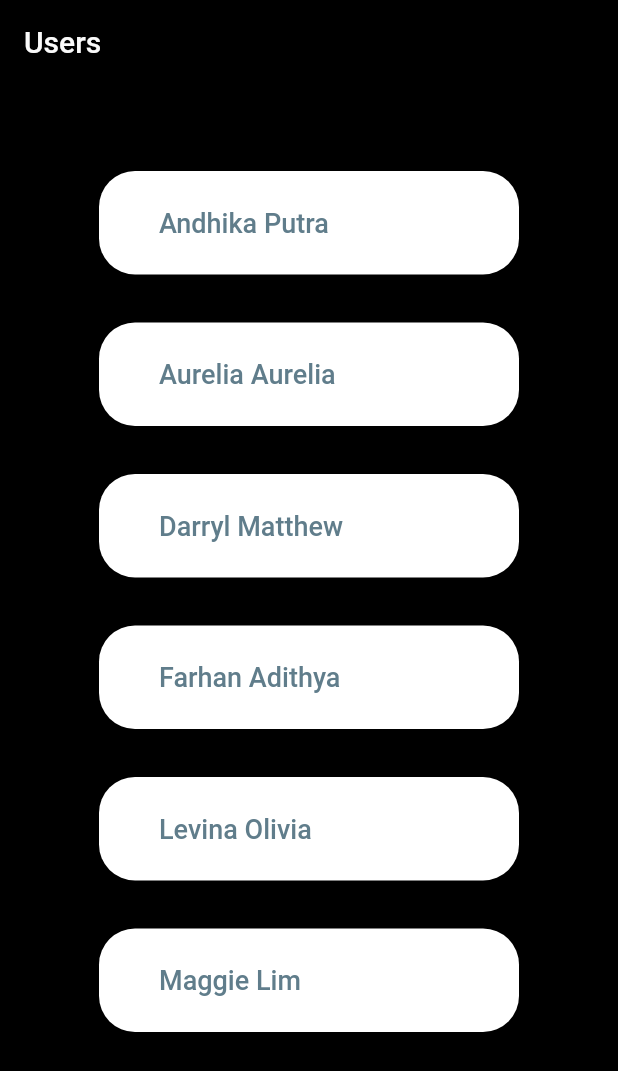
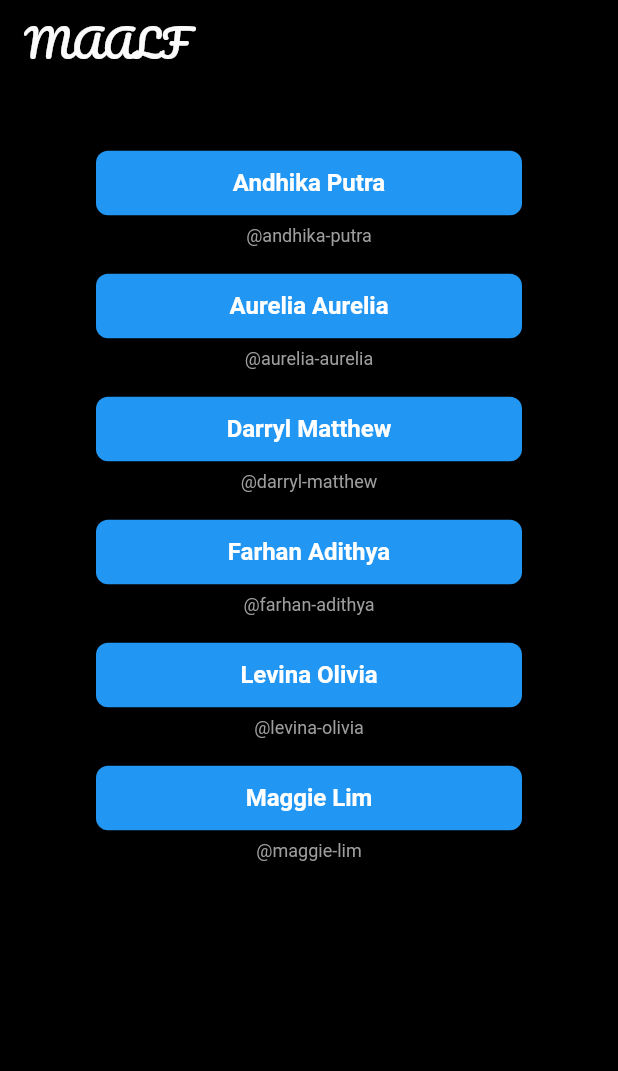
Before and after one commit to voulder/flutter_project, a Flutter app: the screen it shows after launch, on a phone screen of 412 x 824 dp. Shown: the top 1071 px of the screen. Run offline on Flutter 3.47's test engine with Material 2 defaults, Android fonts, the phone set to English and light mode, and no system bars; our stand-ins replace cached_network_image, google_fonts, image_picker, jiffy, transparent_image; missing offline and left inert: stream_feed_flutter_core.

Commit message:
ui update

```diff
--- a/lib/app/state/demo_users.dart
+++ b/lib/app/state/demo_users.dart
@@ -3,7 +3,7 @@ import 'package:stream_feed_flutter_core/stream_feed_flutter_core.dart';
 late StreamFeedClient serverClient;
 
 String? apiKey = 'dnr3fd6k83bt';
-String? apiSecret = 'f2w3w75k28y4dfmmtercm3dhwjt7nbfc48m9s65rurmn42uh6kce6u4ssyrcspfm';
+String? apiSecret = ''; //Secret API Key
 
 void generate() {
   print('\nCreating server client...\n');
--- a/lib/components/login/login_screen.dart
+++ b/lib/components/login/login_screen.dart
@@ -1,5 +1,5 @@
 import 'package:flutter/material.dart';
-
+import 'package:google_fonts/google_fonts.dart';
 import '../../app/app_barrel.dart';
 import '../home/home_barrel.dart';
 
@@ -15,9 +15,13 @@ class _LoginScreenState extends State<LoginScreen> {
   Widget build(BuildContext context) {
     final size = MediaQuery.of(context).size;
     return Scaffold(
-      appBar: AppBar(title: const Text('Users')),
+      appBar: AppBar(
+        title: Text('MAALF', style: GoogleFonts.pacifico(fontSize: 26)),
+        backgroundColor: Colors.black,
+        elevation: 0,
+      ),
       body: Padding(
-        padding: const EdgeInsets.symmetric(horizontal: 24.0),
+        padding: const EdgeInsets.symmetric(horizontal: 64.0),
         child: SizedBox(
           width: size.width,
           height: size.height,
@@ -28,17 +32,20 @@ class _LoginScreenState extends State<LoginScreen> {
                 const SizedBox(height: 42),
                 for (final user in DemoAppUser.values)
                   Padding(
-                    padding: const EdgeInsets.all(16.0),
-                    child: ElevatedButton(
+                    padding: const EdgeInsets.only(bottom: 16.0),
+                    child: Column(
+                      crossAxisAlignment: CrossAxisAlignment.stretch,
+                      children: [
+                        ElevatedButton(
                           style: ButtonStyle(
                             backgroundColor: MaterialStateColor.resolveWith(
-                            (states) => Colors.white),
+                                (states) => Colors.blue),
                             padding: MaterialStateProperty.all(
                               const EdgeInsets.symmetric(horizontal: 4.0),
                             ),
                             shape: MaterialStateProperty.all(
                               RoundedRectangleBorder(
-                            borderRadius: BorderRadius.circular(24.0),
+                                borderRadius: BorderRadius.circular(8.0),
                               ),
                             ),
                           ),
@@ -64,20 +71,32 @@ class _LoginScreenState extends State<LoginScreen> {
                           },
                           child: Padding(
                             padding: const EdgeInsets.symmetric(
-                            vertical: 24.0, horizontal: 36.0),
-                        child: SizedBox(
-                          width: 200,
+                                vertical: 12.0, horizontal: 18.0),
                             child: Text(
                               user.name!,
                               style: const TextStyle(
-                              fontSize: 18,
-                              color: Colors.blueGrey,
+                                fontSize: 16,
+                                fontWeight: FontWeight.bold,
+                                color: Colors.white,
+                              ),
+                              textAlign: TextAlign.center,
                             ),
                           ),
                         ),
+                        Padding(
+                          padding: const EdgeInsets.only(top: 4.0),
+                          child: Text(
+                            '@${user.id}',
+                            style: const TextStyle(
+                              fontSize: 12,
+                              color: Colors.grey,
+                            ),
+                            textAlign: TextAlign.center,
                           ),
                         ),
-                  )
+                      ],
+                    ),
+                  ),
               ],
             ),
           ),
```
Also changed, not shown: 1 other file. Lines whose indentation alone changed are shown as unchanged.
